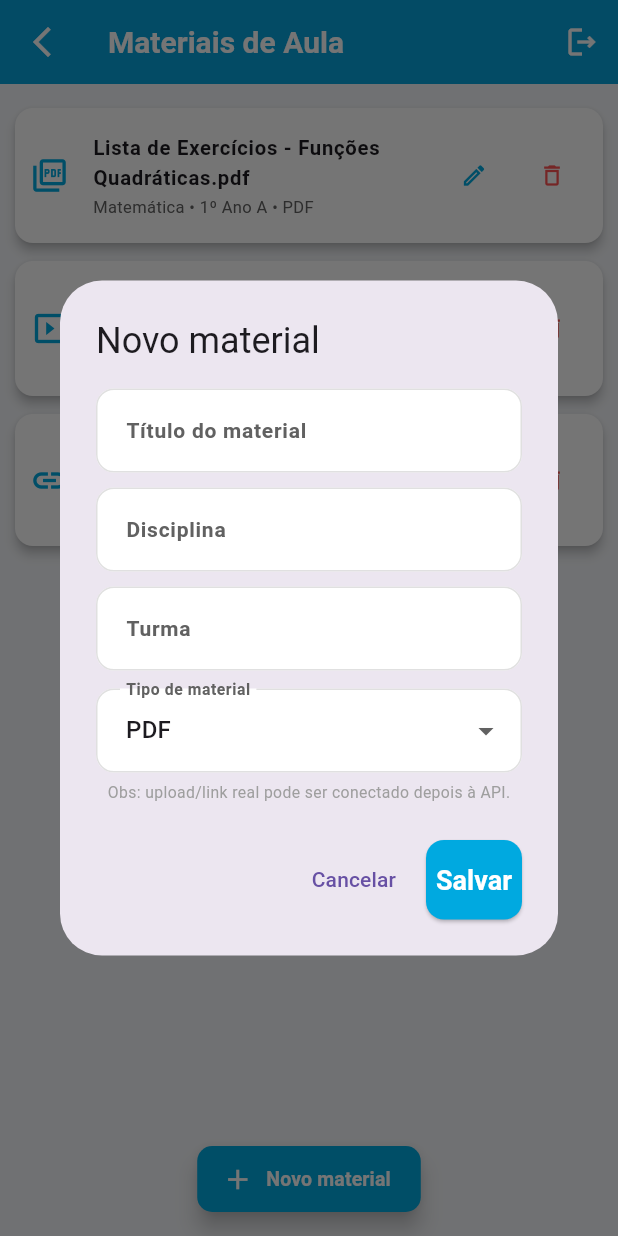
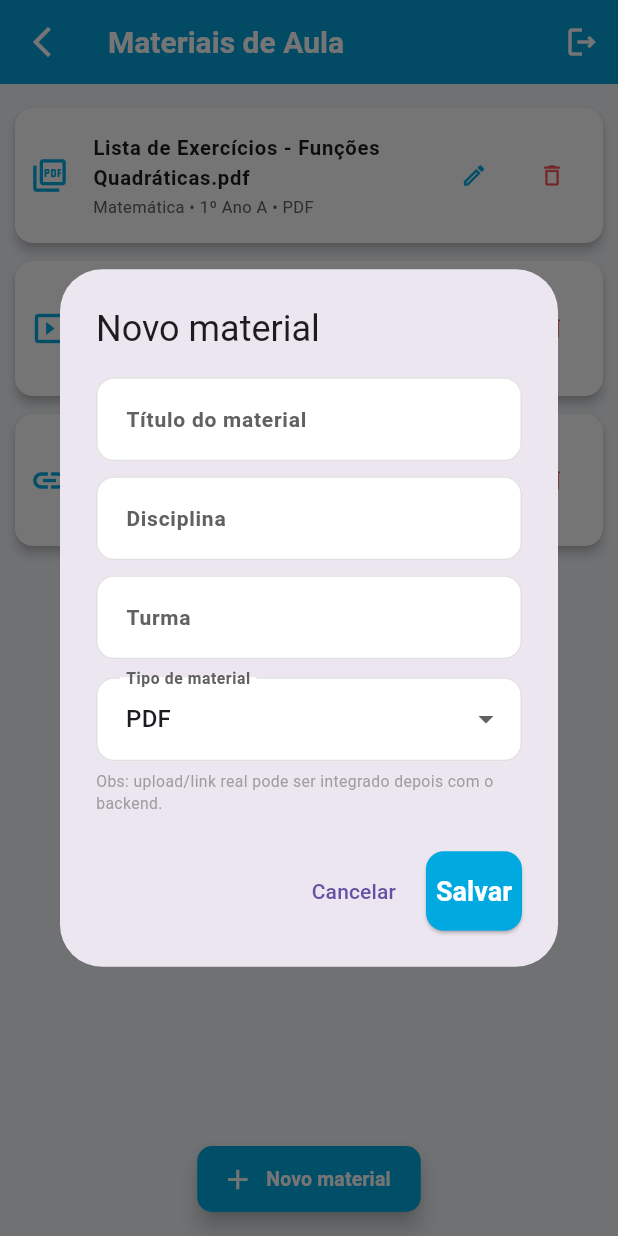
Before and after one commit to MingMatheus/PI_S4_sistema_de_professores_poliedro, a Flutter app: the ProfessorMateriaisScreen screen opened by its route, after a tap on "Novo material", on a phone screen of 412 x 824 dp. Run offline on Flutter 3.47's test engine with Material 3 defaults, Android fonts, the phone set to English and light mode, and no system bars; our stand-ins replace jwt_decoder, shared_preferences; accounts and stored records are empty.

```diff
--- a/frontend/lib/scr/telas/professor/materiais_professor_screen.dart
+++ b/frontend/lib/scr/telas/professor/materiais_professor_screen.dart
@@ -12,7 +12,7 @@ class ProfessorMateriaisScreen extends StatefulWidget {
 }
 
 class _ProfessorMateriaisScreenState extends State<ProfessorMateriaisScreen> {
-  // Lista de materiais (mock/local)
+  // Lista mock/local de materiais
   final List<Map<String, String>> _materiais = [
     {
       'titulo': 'Lista de Exercícios - Funções Quadráticas.pdf',
@@ -61,7 +61,8 @@ class _ProfessorMateriaisScreenState extends State<ProfessorMateriaisScreen> {
 
     await showDialog(
       context: context,
-      builder: (_) => AlertDialog(
+      builder: (_) {
+        return AlertDialog(
           title: const Text('Novo material'),
           content: SingleChildScrollView(
             child: Column(
@@ -91,13 +92,10 @@ class _ProfessorMateriaisScreenState extends State<ProfessorMateriaisScreen> {
                   ),
                 ),
                 const SizedBox(height: 12),
-              Align(
-                alignment: Alignment.centerLeft,
-                child: DropdownButtonFormField<String>(
+                DropdownButtonFormField<String>(
                   value: tipoSelecionado,
-                  decoration: const InputDecoration(
-                    labelText: 'Tipo de material',
-                  ),
+                  decoration:
+                      const InputDecoration(labelText: 'Tipo de material'),
                   items: _tipos
                       .map(
                         (t) => DropdownMenuItem(
@@ -112,10 +110,9 @@ class _ProfessorMateriaisScreenState extends State<ProfessorMateriaisScreen> {
                     }
                   },
                 ),
-              ),
                 const SizedBox(height: 6),
                 const Text(
-                'Obs: upload/link real pode ser conectado depois à API.',
+                  'Obs: upload/link real pode ser integrado depois com o backend.',
                   style: TextStyle(fontSize: 10.5, color: Colors.grey),
                 ),
               ],
@@ -127,7 +124,9 @@ class _ProfessorMateriaisScreenState extends State<ProfessorMateriaisScreen> {
               child: const Text('Cancelar'),
             ),
             ElevatedButton(
-            style: ElevatedButton.styleFrom(backgroundColor: poliedroBlue),
+              style: ElevatedButton.styleFrom(
+                backgroundColor: poliedroBlue,
+              ),
               onPressed: () {
                 final titulo = tituloController.text.trim();
                 final disciplina = disciplinaController.text.trim();
@@ -150,7 +149,8 @@ class _ProfessorMateriaisScreenState extends State<ProfessorMateriaisScreen> {
               child: const Text('Salvar'),
             ),
           ],
-      ),
+        );
+      },
     );
   }
 
@@ -244,15 +244,17 @@ class _ProfessorMateriaisScreenState extends State<ProfessorMateriaisScreen> {
       context: context,
       builder: (_) => AlertDialog(
         title: const Text('Excluir material'),
-        content:
-            Text('Tem certeza que deseja excluir "$titulo" da lista de materiais?'),
+        content: Text(
+          'Tem certeza que deseja excluir "$titulo" da lista de materiais?',
+        ),
         actions: [
           TextButton(
             onPressed: () => Navigator.pop(context, false),
             child: const Text('Cancelar'),
           ),
           ElevatedButton(
-            style: ElevatedButton.styleFrom(backgroundColor: Colors.redAccent),
+            style:
+                ElevatedButton.styleFrom(backgroundColor: Colors.redAccent),
             onPressed: () => Navigator.pop(context, true),
             child: const Text('Excluir'),
           ),
@@ -311,6 +313,7 @@ class _ProfessorMateriaisScreenState extends State<ProfessorMateriaisScreen> {
         ],
       ),
 
+      // Botão de novo material (mesmo estilo da tela de turmas)
       floatingActionButton: SizedBox(
         height: isMobile ? 44 : 46,
         child: FloatingActionButton.extended(
@@ -413,11 +416,12 @@ class _ProfessorMateriaisScreenState extends State<ProfessorMateriaisScreen> {
                         ],
                       ),
                       onTap: () {
-                        // Aqui futuramente pode abrir o PDF/link/etc.
+                        // Futuro: abrir arquivo/link real
                         ScaffoldMessenger.of(context).showSnackBar(
                           const SnackBar(
                             content: Text(
-                                'Ação de abrir material pode ser ligada ao backend depois.'),
+                              'Abertura do material pode ser integrada ao backend futuramente.',
+                            ),
                           ),
                         );
                       },
```
Lines whose indentation alone changed are shown as unchanged.
